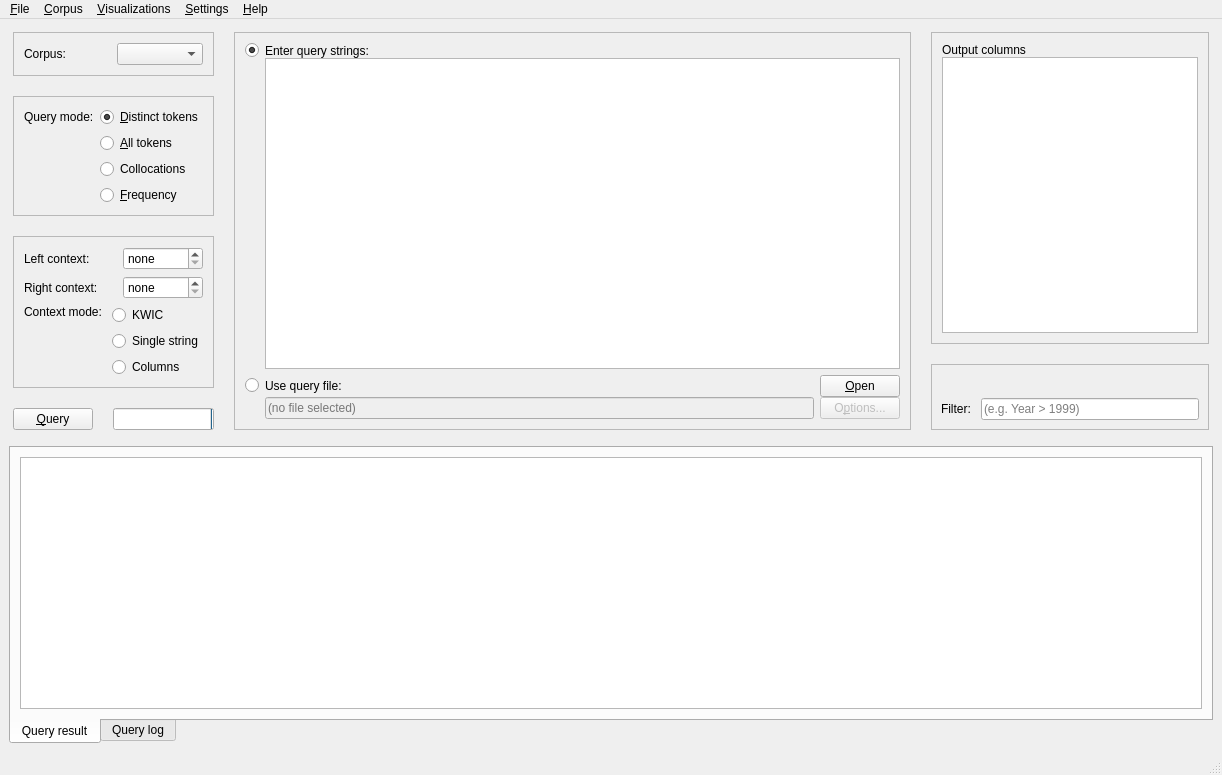
Old version of the form coquery/gui/coquery.ui in the repository gkunter/coquery.
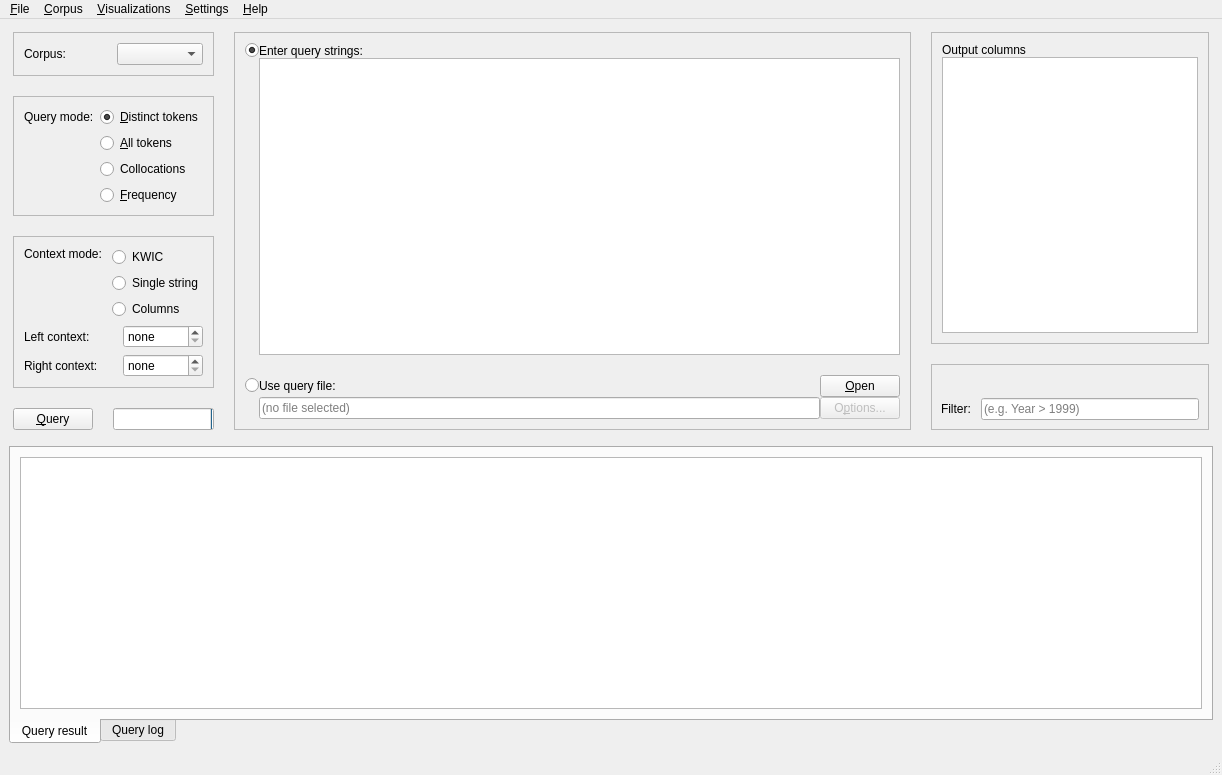
New version of the form. Icons and pictures are not drawn.

Commit message: GUI improvements. Make query file line editable (with auto-completer).

Patch:
```diff
--- a/coquery/gui/coquery.ui
+++ b/coquery/gui/coquery.ui
@@ -251,104 +251,6 @@
              </property>
              <item>
               <layout class="QVBoxLayout" name="verticalLayout_7">
-               <item>
-                <layout class="QHBoxLayout" name="horizontalLayout_9">
-                 <item>
-                  <widget class="QLabel" name="context_left_span_label">
-                   <property name="sizePolicy">
-                    <sizepolicy hsizetype="Preferred" vsizetype="Preferred">
-                     <horstretch>0</horstretch>
-                     <verstretch>0</verstretch>
-                    </sizepolicy>
-                   </property>
-                   <property name="text">
-                    <string>Left context:</string>
-                   </property>
-                  </widget>
-                 </item>
-                 <item>
-                  <spacer name="horizontalSpacer_5">
-                   <property name="orientation">
-                    <enum>Qt::Horizontal</enum>
-                   </property>
-                   <property name="sizeType">
-                    <enum>QSizePolicy::Preferred</enum>
-                   </property>
-                   <property name="sizeHint" stdset="0">
-                    <size>
-                     <width>13</width>
-                     <height>17</height>
-                    </size>
-                   </property>
-                  </spacer>
-                 </item>
-                 <item>
-                  <widget class="QSpinBox" name="context_left_span">
-                   <property name="sizePolicy">
-                    <sizepolicy hsizetype="Preferred" vsizetype="Preferred">
-                     <horstretch>0</horstretch>
-                     <verstretch>0</verstretch>
-                    </sizepolicy>
-                   </property>
-                   <property name="specialValueText">
-                    <string>none</string>
-                   </property>
-                   <property name="suffix">
-                    <string> words</string>
-                   </property>
-                  </widget>
-                 </item>
-                </layout>
-               </item>
-               <item>
-                <layout class="QHBoxLayout" name="horizontalLayout_8">
-                 <item>
-                  <widget class="QLabel" name="label_7">
-                   <property name="text">
-                    <string>Right context:</string>
-                   </property>
-                  </widget>
-                 </item>
-                 <item>
-                  <spacer name="horizontalSpacer_6">
-                   <property name="orientation">
-                    <enum>Qt::Horizontal</enum>
-                   </property>
-                   <property name="sizeType">
-                    <enum>QSizePolicy::Preferred</enum>
-                   </property>
-                   <property name="sizeHint" stdset="0">
-                    <size>
-                     <width>13</width>
-                     <height>20</height>
-                    </size>
-                   </property>
-                  </spacer>
-                 </item>
-                 <item>
-                  <widget class="QSpinBox" name="context_right_span">
-                   <property name="sizePolicy">
-                    <sizepolicy hsizetype="Preferred" vsizetype="Preferred">
-                     <horstretch>0</horstretch>
-                     <verstretch>0</verstretch>
-                    </sizepolicy>
-                   </property>
-                   <property name="frame">
-                    <bool>true</bool>
-                   </property>
-                   <property name="buttonSymbols">
-                    <enum>QAbstractSpinBox::UpDownArrows</enum>
-                   </property>
-                   <property name="specialValueText">
-                    <string>none</string>
-                   </property>
-                   <property name="suffix">
-                    <string> words</string>
-                   </property>
-                  </widget>
-                 </item>
-                </layout>
-               </item>
                <item>
                 <layout class="QHBoxLayout" name="horizontalLayout_10">
                  <item>
@@ -404,6 +306,104 @@
                  </item>
                 </layout>
                </item>
+               <item>
+                <layout class="QHBoxLayout" name="horizontalLayout_9">
+                 <item>
+                  <widget class="QLabel" name="context_left_span_label">
+                   <property name="sizePolicy">
+                    <sizepolicy hsizetype="Preferred" vsizetype="Preferred">
+                     <horstretch>0</horstretch>
+                     <verstretch>0</verstretch>
+                    </sizepolicy>
+                   </property>
+                   <property name="text">
+                    <string>Left context:</string>
+                   </property>
+                  </widget>
+                 </item>
+                 <item>
+                  <spacer name="horizontalSpacer_5">
+                   <property name="orientation">
+                    <enum>Qt::Horizontal</enum>
+                   </property>
+                   <property name="sizeType">
+                    <enum>QSizePolicy::Preferred</enum>
+                   </property>
+                   <property name="sizeHint" stdset="0">
+                    <size>
+                     <width>13</width>
+                     <height>17</height>
+                    </size>
+                   </property>
+                  </spacer>
+                 </item>
+                 <item>
+                  <widget class="QSpinBox" name="context_left_span">
+                   <property name="sizePolicy">
+                    <sizepolicy hsizetype="Preferred" vsizetype="Preferred">
+                     <horstretch>0</horstretch>
+                     <verstretch>0</verstretch>
+                    </sizepolicy>
+                   </property>
+                   <property name="specialValueText">
+                    <string>none</string>
+                   </property>
+                   <property name="suffix">
+                    <string> words</string>
+                   </property>
+                  </widget>
+                 </item>
+                </layout>
+               </item>
+               <item>
+                <layout class="QHBoxLayout" name="horizontalLayout_8">
+                 <item>
+                  <widget class="QLabel" name="label_7">
+                   <property name="text">
+                    <string>Right context:</string>
+                   </property>
+                  </widget>
+                 </item>
+                 <item>
+                  <spacer name="horizontalSpacer_6">
+                   <property name="orientation">
+                    <enum>Qt::Horizontal</enum>
+                   </property>
+                   <property name="sizeType">
+                    <enum>QSizePolicy::Preferred</enum>
+                   </property>
+                   <property name="sizeHint" stdset="0">
+                    <size>
+                     <width>13</width>
+                     <height>20</height>
+                    </size>
+                   </property>
+                  </spacer>
+                 </item>
+                 <item>
+                  <widget class="QSpinBox" name="context_right_span">
+                   <property name="sizePolicy">
+                    <sizepolicy hsizetype="Preferred" vsizetype="Preferred">
+                     <horstretch>0</horstretch>
+                     <verstretch>0</verstretch>
+                    </sizepolicy>
+                   </property>
+                   <property name="frame">
+                    <bool>true</bool>
+                   </property>
+                   <property name="buttonSymbols">
+                    <enum>QAbstractSpinBox::UpDownArrows</enum>
+                   </property>
+                   <property name="specialValueText">
+                    <string>none</string>
+                   </property>
+                   <property name="suffix">
+                    <string> words</string>
+                   </property>
+                  </widget>
+                 </item>
+                </layout>
+               </item>
               </layout>
              </item>
             </layout>
@@ -520,12 +520,15 @@
           <enum>QFrame::Raised</enum>
          </property>
          <layout class="QVBoxLayout" name="verticalLayout">
+          <property name="spacing">
+           <number>20</number>
+          </property>
           <property name="margin">
            <number>10</number>
           </property>
           <item>
            <layout class="QGridLayout" name="gridLayout_2" columnstretch="0,1">
-            <property name="verticalSpacing">
+            <property name="spacing">
              <number>0</number>
             </property>
             <item row="0" column="0">
@@ -571,7 +574,7 @@
           </item>
           <item>
            <layout class="QGridLayout" name="gridLayout_3" columnstretch="0,1,0">
-            <property name="verticalSpacing">
+            <property name="spacing">
              <number>0</number>
             </property>
             <item row="1" column="0">
@@ -603,7 +606,7 @@
             <item row="2" column="1">
              <widget class="QLineEdit" name="edit_file_name">
               <property name="enabled">
-               <bool>false</bool>
+               <bool>true</bool>
               </property>
               <property name="sizePolicy">
                <sizepolicy hsizetype="Expanding" vsizetype="Preferred">
@@ -621,7 +624,7 @@
                <string/>
               </property>
               <property name="readOnly">
-               <bool>true</bool>
+               <bool>false</bool>
               </property>
               <property name="placeholderText">
                <string>(no file selected)</string>
```
The commit also changes 1 other file.
